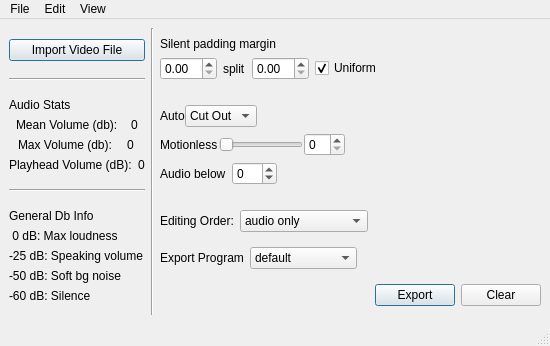
The window that gui/gui_v1.ui (ryoo987/autoeditgui) describes before a commit, drawn with Qt 5.
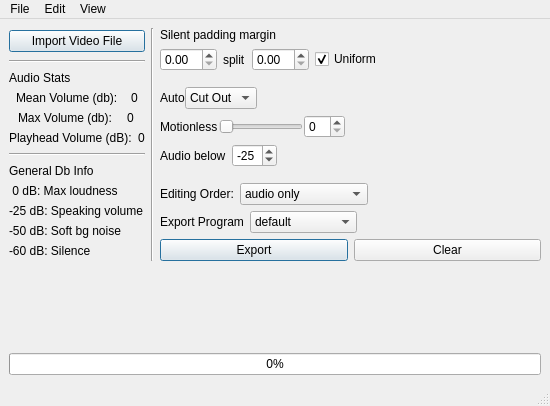
The same window after the commit.

Commit message: progress bars complete!

Patch:
```diff
--- a/gui/gui_v1.ui
+++ b/gui/gui_v1.ui
@@ -7,13 +7,15 @@
     <x>0</x>
     <y>0</y>
     <width>550</width>
-    <height>346</height>
+    <height>406</height>
    </rect>
   </property>
   <property name="windowTitle">
    <string>MainWindow</string>
   </property>
   <widget class="QWidget" name="centralwidget">
+   <layout class="QVBoxLayout" name="verticalLayout_10">
+    <item>
    <layout class="QHBoxLayout" name="horizontalLayout_2">
     <item>
      <layout class="QVBoxLayout" name="verticalLayout_5">
@@ -466,6 +468,12 @@
             <property name="minimum">
              <number>-99</number>
             </property>
+              <property name="maximum">
+               <number>0</number>
+              </property>
+              <property name="value">
+               <number>-25</number>
+              </property>
            </widget>
           </item>
           <item>
@@ -650,22 +658,6 @@
       </item>
       <item>
        <layout class="QHBoxLayout" name="horizontalLayout_12">
-        <item>
-         <spacer name="horizontalSpacer_3">
-          <property name="orientation">
-           <enum>Qt::Orientation::Horizontal</enum>
-          </property>
-          <property name="sizeType">
-           <enum>QSizePolicy::Policy::Expanding</enum>
-          </property>
-          <property name="sizeHint" stdset="0">
-           <size>
-            <width>91</width>
-            <height>20</height>
-           </size>
-          </property>
-         </spacer>
-        </item>
         <item>
          <widget class="QPushButton" name="exportButton">
           <property name="sizePolicy">
@@ -677,6 +669,9 @@
           <property name="text">
            <string>Export</string>
           </property>
+            <property name="checkable">
+             <bool>false</bool>
+            </property>
           <property name="default">
            <bool>true</bool>
           </property>
@@ -699,6 +694,45 @@
          </widget>
         </item>
        </layout>
+        </item>
+       </layout>
+      </item>
+     </layout>
+    </item>
+    <item>
+     <spacer name="verticalSpacer_3">
+      <property name="orientation">
+       <enum>Qt::Orientation::Vertical</enum>
+      </property>
+      <property name="sizeHint" stdset="0">
+       <size>
+        <width>20</width>
+        <height>40</height>
+       </size>
+      </property>
+     </spacer>
+    </item>
+    <item>
+     <layout class="QVBoxLayout" name="verticalLayout_9">
+      <item>
+       <widget class="QLabel" name="progressLabel">
+        <property name="sizePolicy">
+         <sizepolicy hsizetype="Preferred" vsizetype="Fixed">
+          <horstretch>0</horstretch>
+          <verstretch>0</verstretch>
+         </sizepolicy>
+        </property>
+        <property name="text">
+         <string/>
+        </property>
+       </widget>
+      </item>
+      <item>
+       <widget class="QProgressBar" name="progressBar">
+        <property name="value">
+         <number>0</number>
+        </property>
+       </widget>
       </item>
      </layout>
     </item>
```
Left out of the diff: 3 changed lines with no effect on the pictures. Lines whose indentation alone changed are shown as unchanged. The commit also changes 4 other files.
